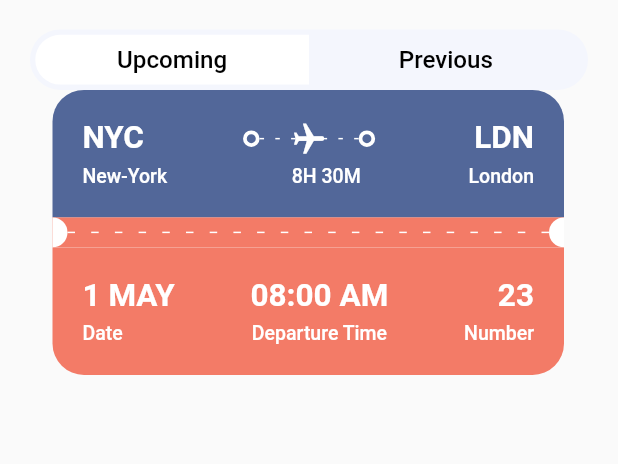
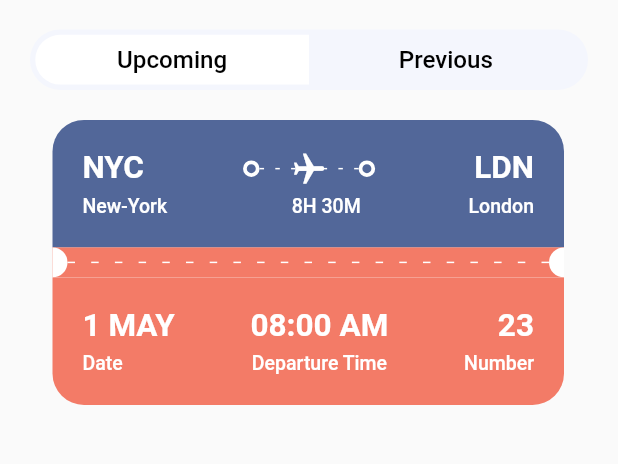
Before and after one commit to shivxsh/Book_Tickets, a Flutter app: the TicketScreen screen opened directly, on a phone screen of 412 x 824 dp, the part 143-607 px from its top. Run offline on Flutter 3.47's test engine with Material 2 defaults, Android fonts, the phone set to English and light mode, and no system bars; our stand-ins replace fluentui_icons, gap, get.

Commit message:
Started implementation of view ticket screen.

```diff
--- a/lib/screens/ticket_screen.dart
+++ b/lib/screens/ticket_screen.dart
@@ -22,6 +22,7 @@ class TicketScreen extends StatelessWidget {
             Text("Tickets",style: Styles.headLineStyle1.copyWith(fontSize: 30),),
             Gap(AppLayout.getHeight(20)),
             const AppTicketTabs(firstTab: "Upcoming", secondTab: "Previous"),
+            Gap(AppLayout.getHeight(20)),
             Container(
               padding: EdgeInsets.only(left: AppLayout.getHeight(15)),
               child: TicketView(ticket: ticketList[0], isColor: null,),
--- a/lib/screens/ticket_view.dart
+++ b/lib/screens/ticket_view.dart
@@ -7,7 +7,8 @@ import '../utils/app_layout.dart';
 //This code is for the UI of ticket view in home screen.
 class TicketView extends StatelessWidget {
   final Map<String, dynamic> ticket;
-  final bool? isColor; //initially set to null
+  final bool? isColor; //initially set to null. If its true, change the color else dont change the color.
+  //Introduced for ticket screen.
   const TicketView({Key? key, required this.ticket, required this.isColor}) : super(key: key);
 
   @override
@@ -28,7 +29,8 @@ class TicketView extends StatelessWidget {
               padding: const EdgeInsets.all(20),
               decoration:  BoxDecoration(
                 borderRadius: BorderRadius.only(topLeft: Radius.circular(AppLayout.getHeight(21)), topRight: Radius.circular(AppLayout.getHeight(21))),
-                color: const Color(0xFF526799),
+                //This is the color that changes with respect to the "isColor" boolean variable.
+                color: isColor == null ? const Color(0xFF526799) : Colors.white,
               ),
               child: Column(
                 children: [
```
